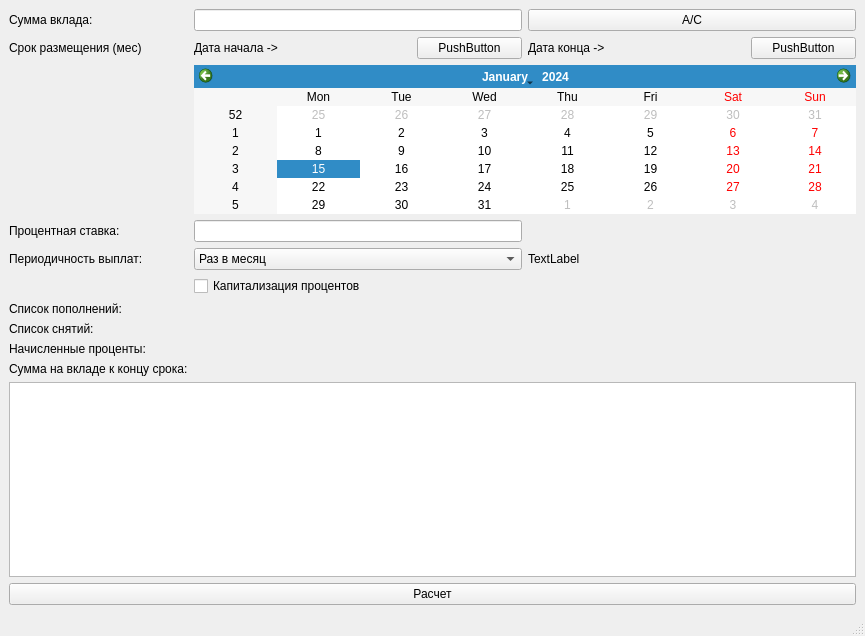
First picture: the form in src/calculator/depcalc.ui, repository ElectricEnchanter/Calculator_v1.0, before the edit.
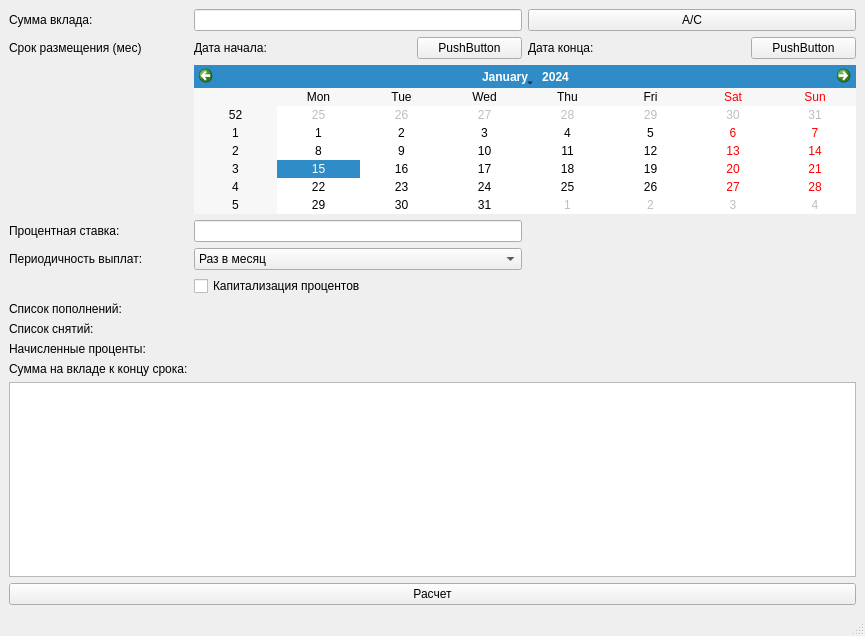
Second picture: the form after the edit.

The edit to the form file:
```diff
--- a/src/calculator/depcalc.ui
+++ b/src/calculator/depcalc.ui
@@ -63,7 +63,7 @@
         <item>
          <widget class="QLabel" name="periodStartInputLabel">
           <property name="text">
-           <string>Дата начала -&gt;</string>
+           <string>Дата начала:</string>
           </property>
          </widget>
         </item>
@@ -95,7 +95,7 @@
         <item>
          <widget class="QLabel" name="periodEndInputLabel">
           <property name="text">
-           <string>Дата конца -&gt;</string>
+           <string>Дата конца:</string>
           </property>
          </widget>
         </item>
@@ -163,13 +163,6 @@
         </property>
        </widget>
       </item>
-      <item row="4" column="2">
-       <widget class="QLabel" name="label">
-        <property name="text">
-         <string>TextLabel</string>
-        </property>
-       </widget>
-      </item>
       <item row="0" column="0">
        <widget class="QLabel" name="depAmount">
         <property name="text">
```
Left out of the diff: 11 changed lines with no effect on the pictures.
